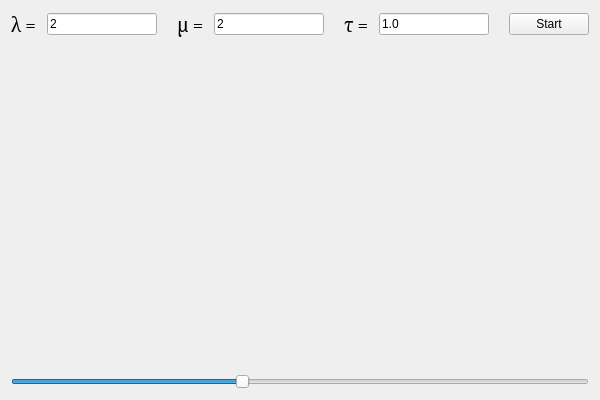
Old version of the form Lab1_GUI/Lab1_GUI.ui in the repository Cvelth/Comp_Simulation_Projects.
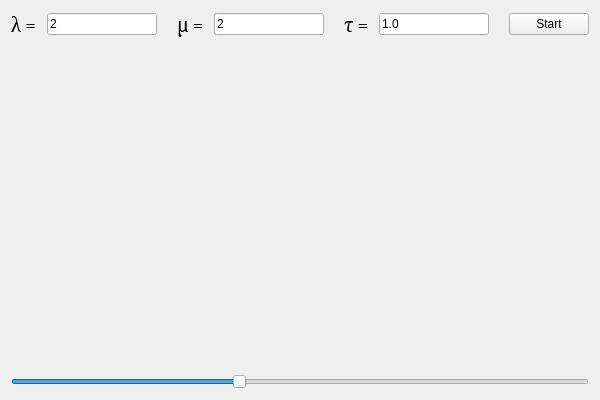
New version of the form.

The edit to the form file:
```diff
--- a/Lab1_GUI/Lab1_GUI.ui
+++ b/Lab1_GUI/Lab1_GUI.ui
@@ -130,7 +130,7 @@
    <item>
     <widget class="QSlider" name="time">
      <property name="minimum">
-      <number>20</number>
+      <number>60</number>
      </property>
      <property name="maximum">
       <number>5000</number>
```
